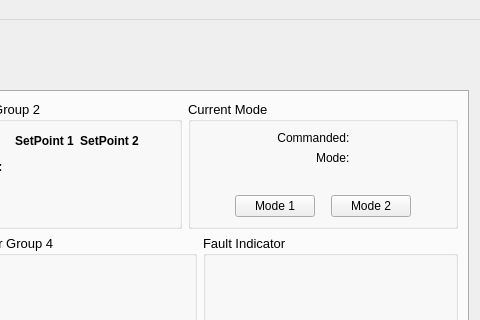
epw7856/TCP_Client, file TCP_Client/mainwindow.ui: the form before one commit; both pictures show x 341 to 821 and y 0 to 320 of the 821 by 563 pixel window.
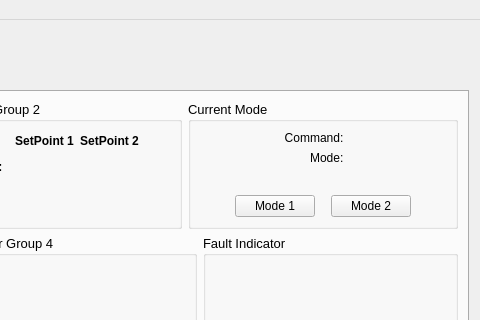
The form after the commit. The open tabs and pages were chosen to show the change.

```diff
--- a/TCP_Client/mainwindow.ui
+++ b/TCP_Client/mainwindow.ui
@@ -991,7 +991,7 @@
                         </font>
                        </property>
                        <property name="text">
-                        <string>Commanded:  </string>
+                        <string>Command:  </string>
                        </property>
                        <property name="alignment">
                         <set>Qt::AlignRight|Qt::AlignTrailing|Qt::AlignVCenter</set>
```
Left out of the diff: 4 changed lines with no effect on the pictures.
